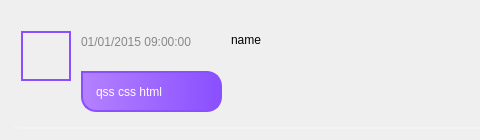
Qt form client/ui/file_bubble.ui (TT2TER/Echoplex) before a commit; both pictures show x 0 to 480 and y 0 to 140 of the 822 by 140 pixel window.
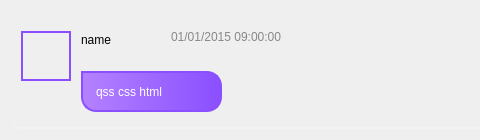
The same form after that commit.

```diff
--- a/client/ui/file_bubble.ui
+++ b/client/ui/file_bubble.ui
@@ -91,9 +91,9 @@
      <widget class="QLabel" name="cur_time">
       <property name="geometry">
        <rect>
-        <x>70</x>
-        <y>20</y>
-        <width>141</width>
+        <x>160</x>
+        <y>15</y>
+        <width>130</width>
         <height>21</height>
        </rect>
       </property>
@@ -169,7 +169,7 @@
      <widget class="QLabel" name="who">
       <property name="geometry">
        <rect>
-        <x>220</x>
+        <x>70</x>
         <y>20</y>
         <width>67</width>
         <height>17</height>
```
Left out of the diff: 2 changed lines with no effect on the pictures.
